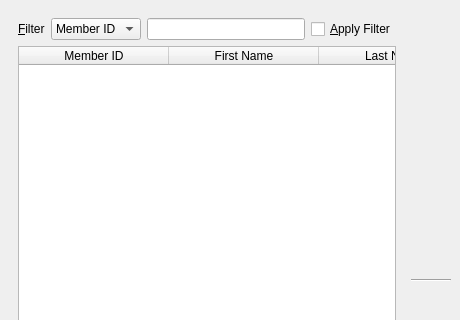
This is UI/biblioteq_members_browser.ui in textbrowser/biblioteq as Qt 5 draws it before an edit; both pictures show x 0 to 460 and y 0 to 320 of the 460 by 635 pixel window. The edited form follows.
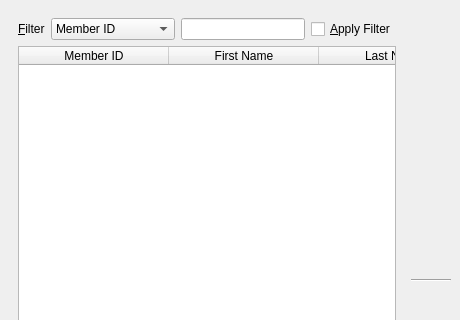
This is the edited form. Icons and pictures are not drawn.

```diff
--- a/UI/biblioteq_members_browser.ui
+++ b/UI/biblioteq_members_browser.ui
@@ -36,6 +36,12 @@
          </item>
          <item>
           <widget class="QComboBox" name="filtertype">
+           <property name="sizePolicy">
+            <sizepolicy hsizetype="Expanding" vsizetype="Fixed">
+             <horstretch>0</horstretch>
+             <verstretch>0</verstretch>
+            </sizepolicy>
+           </property>
            <property name="sizeAdjustPolicy">
             <enum>QComboBox::AdjustToContents</enum>
            </property>
```
